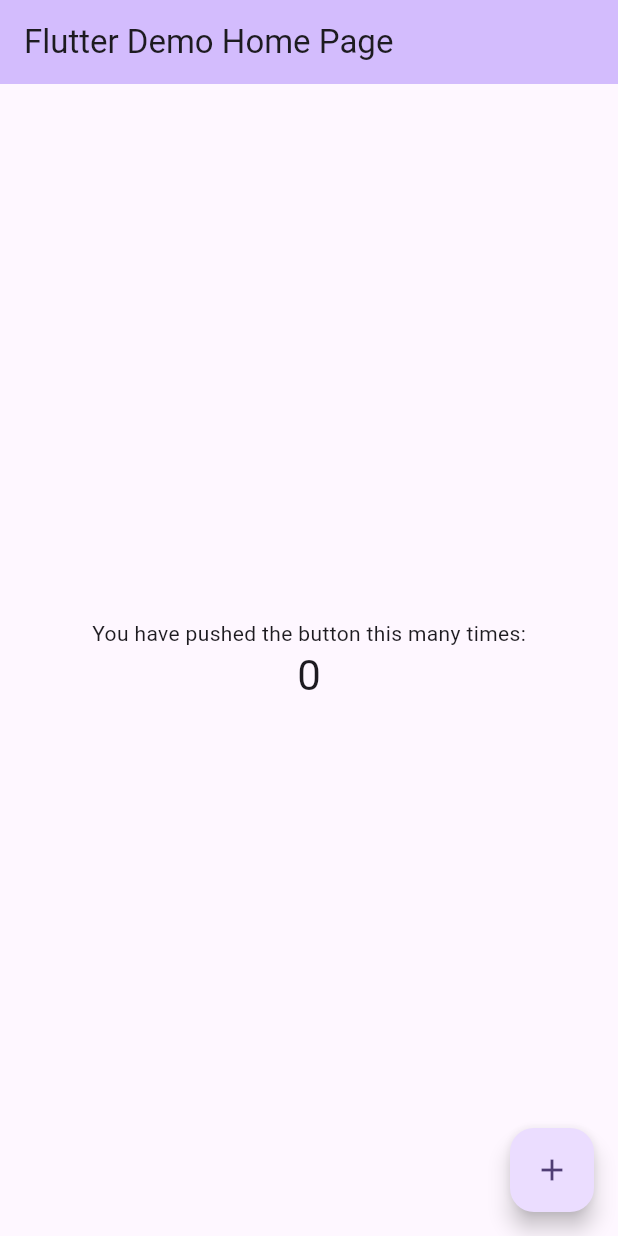
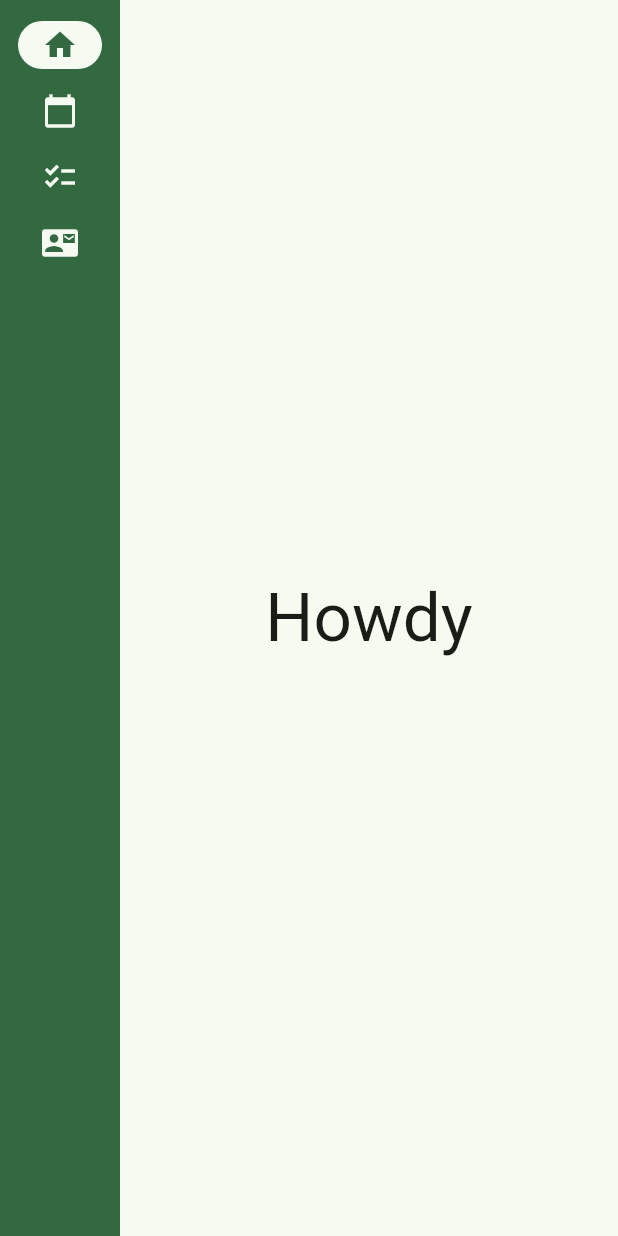
Before and after one commit to CandelaSolutions/filament, a Flutter app: the screen it shows after launch, on a phone screen of 412 x 824 dp. Run offline on Flutter 3.47's test engine with Material 3 defaults, Android fonts, the phone set to English and light mode, and no system bars.

Commit message:
Added Page Functionality

```diff
--- a/analysis_options.yaml
+++ b/analysis_options.yaml
@@ -1,28 +1,11 @@
-# This file configures the analyzer, which statically analyzes Dart code to
-# check for errors, warnings, and lints.
-#
-# The issues identified by the analyzer are surfaced in the UI of Dart-enabled
-# IDEs (https://dart.dev/tools#ides-and-editors). The analyzer can also be
-# invoked from the command line by running `flutter analyze`.
-
-# The following line activates a set of recommended lints for Flutter apps,
-# packages, and plugins designed to encourage good coding practices.
 include: package:flutter_lints/flutter.yaml
 
 linter:
-  # The lint rules applied to this project can be customized in the
-  # section below to disable rules from the `package:flutter_lints/flutter.yaml`
-  # included above or to enable additional rules. A list of all available lints
-  # and their documentation is published at https://dart.dev/lints.
-  #
-  # Instead of disabling a lint rule for the entire project in the
-  # section below, it can also be suppressed for a single line of code
-  # or a specific dart file by using the `// ignore: name_of_lint` and
-  # `// ignore_for_file: name_of_lint` syntax on the line or in the file
-  # producing the lint.
   rules:
-    # avoid_print: false  # Uncomment to disable the `avoid_print` rule
-    # prefer_single_quotes: true  # Uncomment to enable the `prefer_single_quotes` rule
-
-# Additional information about this file can be found at
-# https://dart.dev/guides/language/analysis-options
+    avoid_print: false
+    prefer_const_constructors_in_immutables: false
+    prefer_const_constructors: false
+    prefer_const_literals_to_create_immutables: false
+    prefer_final_fields: false
+    unnecessary_breaks: true
+    use_key_in_widget_constructors: false
--- /dev/null
+++ b/lib/CalendarPage.dart
@@ -0,0 +1,20 @@
+import 'package:flutter/material.dart';
+
+class CalendarPage extends StatelessWidget {
+  @override
+  Widget build(BuildContext context) {
+    final theme = Theme.of(context);
+    final style = theme.textTheme.displayMedium!.copyWith(
+      color: theme.colorScheme.onBackground,
+    );
+
+    return Center(
+      child: Column(
+        mainAxisAlignment: MainAxisAlignment.center,
+        children: [
+          Text("Calendar go brr", style: style),
+        ],
+      ),
+    );
+  }
+}
--- /dev/null
+++ b/lib/LandingPage.dart
@@ -0,0 +1,20 @@
+import 'package:flutter/material.dart';
+
+class LandingPage extends StatelessWidget {
+  @override
+  Widget build(BuildContext context) {
+    final theme = Theme.of(context);
+    final style = theme.textTheme.displayMedium!.copyWith(
+      color: theme.colorScheme.onBackground,
+    );
+
+    return Center(
+      child: Column(
+        mainAxisAlignment: MainAxisAlignment.center,
+        children: [
+          Text("Howdy", style: style),
+        ],
+      ),
+    );
+  }
+}
--- /dev/null
+++ b/lib/NavigationRail.dart
@@ -0,0 +1,39 @@
+import 'package:flutter/material.dart';
+
+NavigationRail navRail(
+    final theme, var selectedIndex, void Function(int) onDestinationSelected) {
+  final primaryShade = theme.colorScheme.primary;
+  final backgroundShade = theme.colorScheme.background;
+  final labelStyle = theme.textTheme.labelLarge!.copyWith(
+    color: theme.colorScheme.background,
+  );
+  return NavigationRail(
+    backgroundColor: primaryShade,
+    indicatorColor: backgroundShade,
+    extended: false,
+    destinations: [
+      railDestination(
+          Icons.home, "Home", primaryShade, backgroundShade, labelStyle),
+      railDestination(Icons.calendar_today, "Calendar", primaryShade,
+          backgroundShade, labelStyle),
+      railDestination(Icons.checklist, "Check-List", primaryShade,
+          backgroundShade, labelStyle),
+      railDestination(Icons.contact_mail, "Messages", primaryShade,
+          backgroundShade, labelStyle)
+    ],
+    selectedIndex: selectedIndex,
+    onDestinationSelected: onDestinationSelected,
+  );
+}
+
+NavigationRailDestination railDestination(IconData iconData, String name,
+    Color primaryShade, Color backgroundShade, final style) {
+  return NavigationRailDestination(
+    icon: Icon(
+      iconData,
+      color: backgroundShade,
+    ),
+    selectedIcon: Icon(iconData, color: primaryShade),
+    label: Text(name, style: style),
+  );
+}
--- a/lib/main.dart
+++ b/lib/main.dart
@@ -1,125 +1,82 @@
 import 'package:flutter/material.dart';
+import 'package:provider/provider.dart';
+
+import 'package:filament/NavigationRail.dart';
+import 'package:filament/LandingPage.dart';
+import 'package:filament/CalendarPage.dart';
 
 void main() {
-  runApp(const MyApp());
+  runApp(App());
 }
 
-class MyApp extends StatelessWidget {
-  const MyApp({super.key});
+class App extends StatelessWidget {
+  const App({super.key});
 
-  // This widget is the root of your application.
   @override
   Widget build(BuildContext context) {
-    return MaterialApp(
-      title: 'Flutter Demo',
+    return ChangeNotifierProvider(
+      create: (context) => AppState(),
+      child: MaterialApp(
+        title: 'Filament',
         theme: ThemeData(
-        // This is the theme of your application.
-        //
-        // TRY THIS: Try running your application with "flutter run". You'll see
-        // the application has a purple toolbar. Then, without quitting the app,
-        // try changing the seedColor in the colorScheme below to Colors.green
-        // and then invoke "hot reload" (save your changes or press the "hot
-        // reload" button in a Flutter-supported IDE, or press "r" if you used
-        // the command line to start the app).
-        //
-        // Notice that the counter didn't reset back to zero; the application
-        // state is not lost during the reload. To reset the state, use hot
-        // restart instead.
-        //
-        // This works for code too, not just values: Most code changes can be
-        // tested with just a hot reload.
-        colorScheme: ColorScheme.fromSeed(seedColor: Colors.deepPurple),
             useMaterial3: true,
+            colorScheme:
+                ColorScheme.fromSeed(seedColor: Colors.green.shade100)),
+        home: ReadyScene(),
       ),
-      home: const MyHomePage(title: 'Flutter Demo Home Page'),
     );
   }
 }
 
-class MyHomePage extends StatefulWidget {
-  const MyHomePage({super.key, required this.title});
+class AppState extends ChangeNotifier {}
 
-  // This widget is the home page of your application. It is stateful, meaning
-  // that it has a State object (defined below) that contains fields that affect
-  // how it looks.
-
-  // This class is the configuration for the state. It holds the values (in this
-  // case the title) provided by the parent (in this case the App widget) and
-  // used by the build method of the State. Fields in a Widget subclass are
-  // always marked "final".
-
-  final String title;
-
+class ReadyScene extends StatefulWidget {
   @override
-  State<MyHomePage> createState() => _MyHomePageState();
+  State<ReadyScene> createState() => _ReadySceneState();
 }
 
-class _MyHomePageState extends State<MyHomePage> {
-  int _counter = 0;
-
-  void _incrementCounter() {
-    setState(() {
-      // This call to setState tells the Flutter framework that something has
-      // changed in this State, which causes it to rerun the build method below
-      // so that the display can reflect the updated values. If we changed
-      // _counter without calling setState(), then the build method would not be
-      // called again, and so nothing would appear to happen.
-      _counter++;
-    });
-  }
-
+class _ReadySceneState extends State<ReadyScene> {
+  var selectedIndex = 0;
   @override
   Widget build(BuildContext context) {
-    // This method is rerun every time setState is called, for instance as done
-    // by the _incrementCounter method above.
-    //
-    // The Flutter framework has been optimized to make rerunning build methods
-    // fast, so that you can just rebuild anything that needs updating rather
-    // than having to individually change instances of widgets.
+    final theme = Theme.of(context);
+    final backgroundShade = theme.colorScheme.background;
+
     return Scaffold(
-      appBar: AppBar(
-        // TRY THIS: Try changing the color here to a specific color (to
-        // Colors.amber, perhaps?) and trigger a hot reload to see the AppBar
-        // change color while the other colors stay the same.
-        backgroundColor: Theme.of(context).colorScheme.inversePrimary,
-        // Here we take the value from the MyHomePage object that was created by
-        // the App.build method, and use it to set our appbar title.
-        title: Text(widget.title),
+      body: Row(
+        children: [
+          SafeArea(
+            child: navRail(
+              theme,
+              selectedIndex,
+              (value) {
+                setState(() {
+                  selectedIndex = value;
+                });
+              },
             ),
-      body: Center(
-        // Center is a layout widget. It takes a single child and positions it
-        // in the middle of the parent.
-        child: Column(
-          // Column is also a layout widget. It takes a list of children and
-          // arranges them vertically. By default, it sizes itself to fit its
-          // children horizontally, and tries to be as tall as its parent.
-          //
-          // Column has various properties to control how it sizes itself and
-          // how it positions its children. Here we use mainAxisAlignment to
-          // center the children vertically; the main axis here is the vertical
-          // axis because Columns are vertical (the cross axis would be
-          // horizontal).
-          //
-          // TRY THIS: Invoke "debug painting" (choose the "Toggle Debug Paint"
-          // action in the IDE, or press "p" in the console), to see the
-          // wireframe for each widget.
-          mainAxisAlignment: MainAxisAlignment.center,
-          children: <Widget>[
-            const Text(
-              'You have pushed the button this many times:',
           ),
-            Text(
-              '$_counter',
-              style: Theme.of(context).textTheme.headlineMedium,
+          Expanded(
+            child: Container(
+              color: backgroundShade,
+              child: page(selectedIndex),
+            ),
           ),
         ],
       ),
-      ),
-      floatingActionButton: FloatingActionButton(
-        onPressed: _incrementCounter,
-        tooltip: 'Increment',
-        child: const Icon(Icons.add),
-      ), // This trailing comma makes auto-formatting nicer for build methods.
     );
   }
 }
+
+Widget page(var selectedIndex) {
+  Widget page;
+  switch (selectedIndex) {
+    case 0:
+      page = LandingPage();
+    case 1:
+      page = CalendarPage();
+    default:
+      throw UnimplementedError('no widget for navRail.selectedIndex');
+  }
+  return page;
+}
```
Also changed, not shown: pubspec.yaml (+6 -71 lines), pubspec.lock, 1 other file. Lines whose indentation alone changed are shown as unchanged.
